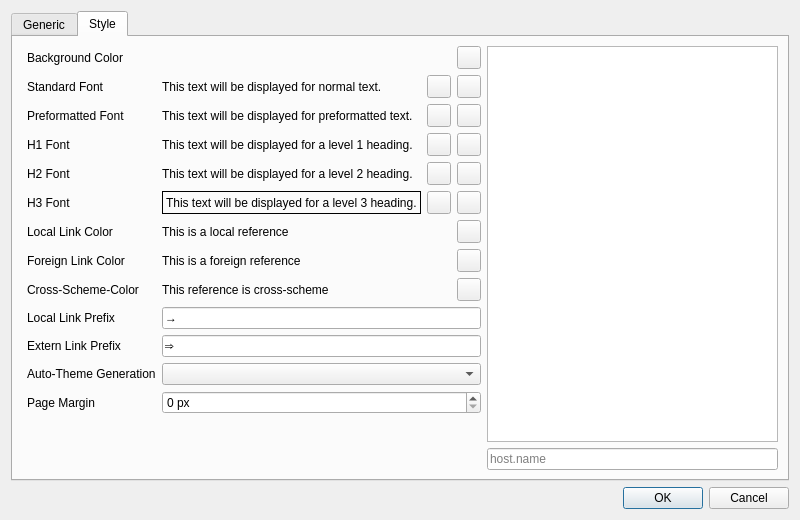
Old version of the form src/settingsdialog.ui in the repository ikskuh/kristall.
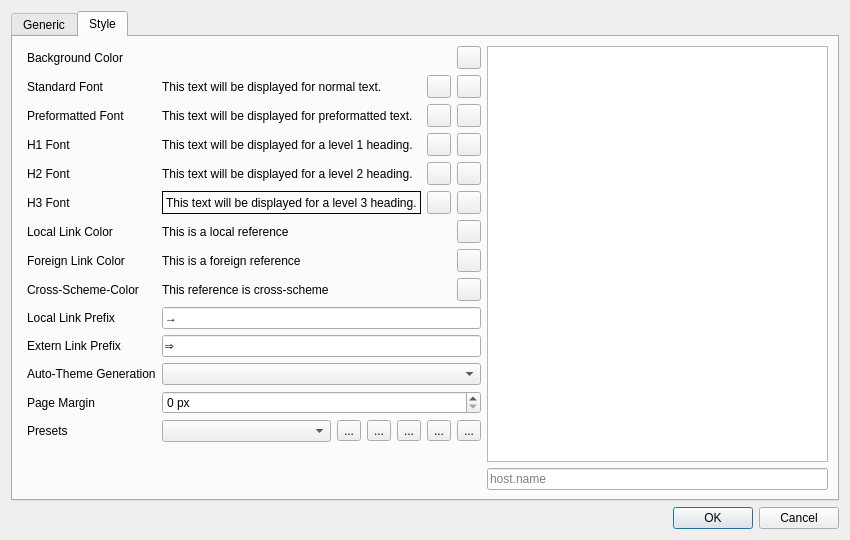
New version of the form. The open tabs and pages were chosen to show the change. Icons and pictures are not drawn.

Patch:
```diff
--- a/src/settingsdialog.ui
+++ b/src/settingsdialog.ui
@@ -6,8 +6,8 @@
    <rect>
     <x>0</x>
     <y>0</y>
-    <width>800</width>
-    <height>520</height>
+    <width>850</width>
+    <height>540</height>
    </rect>
   </property>
   <property name="windowTitle">
@@ -532,6 +532,93 @@
            </property>
           </widget>
          </item>
+         <item row="13" column="1">
+          <layout class="QHBoxLayout" name="horizontalLayout_2">
+           <item>
+            <widget class="QComboBox" name="presets"/>
+           </item>
+           <item>
+            <widget class="QToolButton" name="preset_new">
+             <property name="toolTip">
+              <string>Save as new preset</string>
+             </property>
+             <property name="text">
+              <string>...</string>
+             </property>
+             <property name="icon">
+              <iconset resource="icons.qrc">
+               <normaloff>:/icons/plus.svg</normaloff>:/icons/plus.svg</iconset>
+             </property>
+            </widget>
+           </item>
+           <item>
+            <widget class="QToolButton" name="preset_save">
+             <property name="toolTip">
+              <string>Override current preset</string>
+             </property>
+             <property name="text">
+              <string>...</string>
+             </property>
+             <property name="icon">
+              <iconset resource="icons.qrc">
+               <normaloff>:/icons/content-save.svg</normaloff>:/icons/content-save.svg</iconset>
+             </property>
+            </widget>
+           </item>
+           <item>
+            <widget class="QToolButton" name="preset_load">
+             <property name="toolTip">
+              <string>Load preset</string>
+             </property>
+             <property name="text">
+              <string>...</string>
+             </property>
+             <property name="icon">
+              <iconset resource="icons.qrc">
+               <normaloff>:/icons/folder-open.svg</normaloff>:/icons/folder-open.svg</iconset>
+             </property>
+            </widget>
+           </item>
+           <item>
+            <widget class="QToolButton" name="preset_import">
+             <property name="toolTip">
+              <string>Imports preset…</string>
+             </property>
+             <property name="toolTipDuration">
+              <number>-1</number>
+             </property>
+             <property name="text">
+              <string>...</string>
+             </property>
+             <property name="icon">
+              <iconset resource="icons.qrc">
+               <normaloff>:/icons/content-save-import.svg</normaloff>:/icons/content-save-import.svg</iconset>
+             </property>
+            </widget>
+           </item>
+           <item>
+            <widget class="QToolButton" name="preset_export">
+             <property name="toolTip">
+              <string>Export preset…</string>
+             </property>
+             <property name="text">
+              <string>...</string>
+             </property>
+             <property name="icon">
+              <iconset resource="icons.qrc">
+               <normaloff>:/icons/content-save-move.svg</normaloff>:/icons/content-save-move.svg</iconset>
+             </property>
+            </widget>
+           </item>
+          </layout>
+         </item>
+         <item row="13" column="0">
+          <widget class="QLabel" name="label_17">
+           <property name="text">
+            <string>Presets</string>
+           </property>
+          </widget>
+         </item>
         </layout>
        </item>
        <item>
```
Left out of the diff: 2 changed lines with no effect on the pictures.
